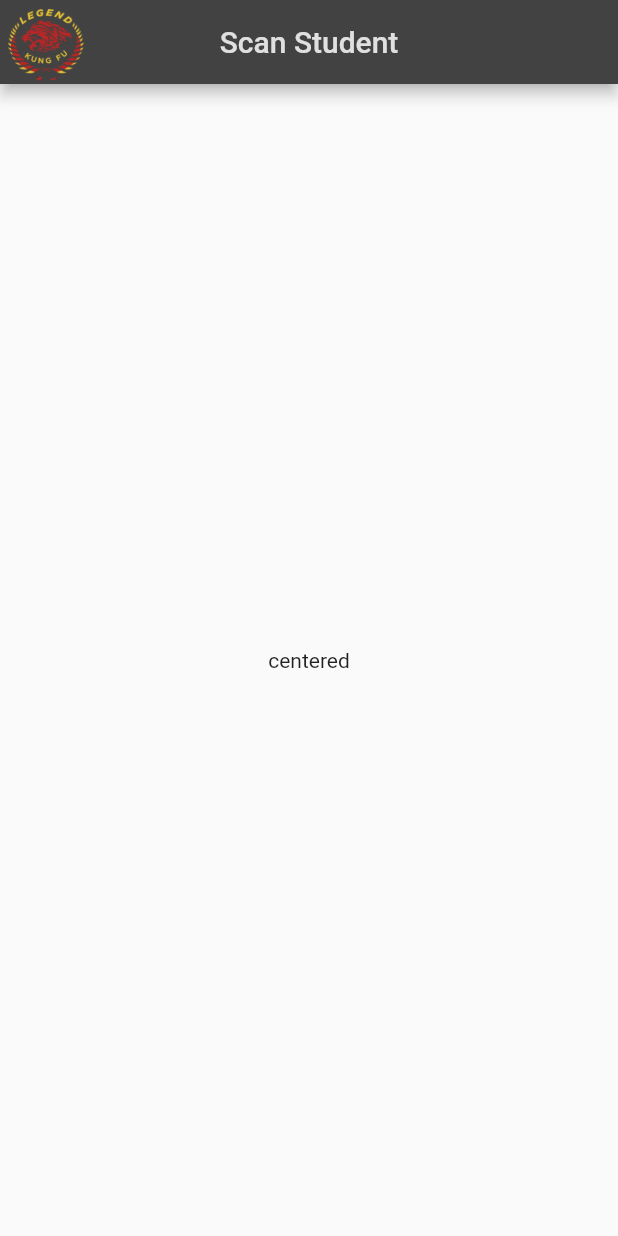
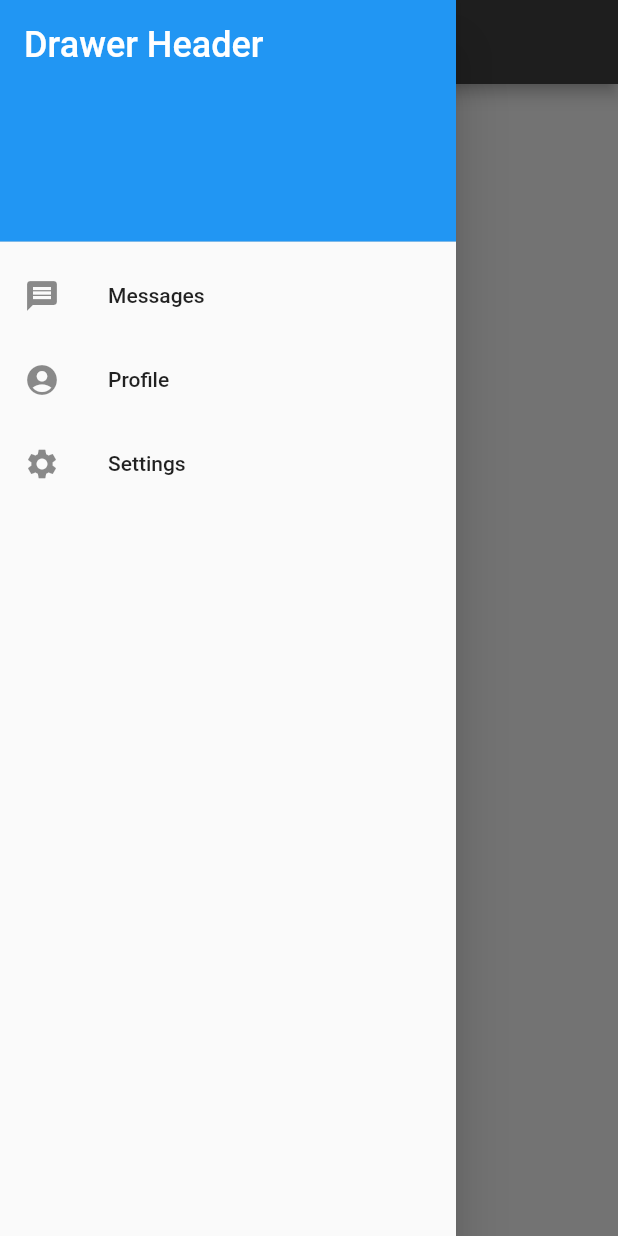
Before and after one commit to Ky-Ng/qr_scan_attendance_app, a Flutter app: the screen it shows after launch, with the side drawer open (before the commit the screen has no drawer), on a phone screen of 412 x 824 dp. Run offline on Flutter 3.47's test engine with Material 2 defaults, Android fonts, the phone set to English and light mode, and no system bars.

```diff
--- a/lib/pages/home.dart
+++ b/lib/pages/home.dart
@@ -14,15 +14,15 @@
   Widget build(BuildContext context) {
     return Scaffold(
       appBar: AppBar(
-        leading: Padding(
-          padding: EdgeInsets.fromLTRB(5.0, 3.0, 0, 2.0),
-          child: CircleAvatar(
-            backgroundColor: Colors.transparent,
-            backgroundImage: AssetImage(
-              'lib/assets/LKF_logo_nowords.png',
-            ),
-          ),
-        ),
+        // leading: Padding(
+        //   padding: EdgeInsets.fromLTRB(5.0, 3.0, 0, 2.0),
+        //   child: CircleAvatar(
+        //     backgroundColor: Colors.transparent,
+        //     backgroundImage: AssetImage(
+        //       'lib/assets/LKF_logo_nowords.png',
+        //     ),
+        //   ),
+        // ),
         title: Text(
           'Scan Student',
           style: DefaultStyle.textStyle,
@@ -30,9 +30,58 @@
         centerTitle: true,
         backgroundColor: DefaultStyle.darkGrey,
       ),
-      body: Center(
-        child: Text('centered'),
-      ),
+      drawer: Drawer(
+          child: ListView(
+        padding: EdgeInsets.zero,
+        children: [
+          DrawerHeader(
+            decoration: BoxDecoration(
+              color: Colors.blue,
+            ),
+            child: Text(
+              'Drawer Header',
+              style: TextStyle(
+                color: Colors.white,
+                fontSize: 24,
+              ),
+            ),
+          ),
+          ListTile(
+            leading: Icon(Icons.message),
+            title: Text('Messages'),
+          ),
+          ListTile(
+            leading: Icon(Icons.account_circle),
+            title: Text('Profile'),
+          ),
+          ListTile(
+            leading: Icon(Icons.settings),
+            title: Text('Settings'),
+          ),
+        ],
+      )),
+      // body: Column(children: [
+      //   MobileScanner(
+      //       allowDuplicates: false,
+      //       onDetect: (barcode, args) {
+      //         if (barcode.rawValue == null) {
+      //           debugPrint('Failed to scan Barcode');
+      //         } else {
+      //           final String code = barcode.rawValue!;
+      //           debugPrint('Barcode found! $code');
+      //         }
+      //       }),
+      // ]));
+      // body: MobileScanner(
+      //     allowDuplicates: false,
+      //     onDetect: (barcode, args) {
+      //       if (barcode.rawValue == null) {
+      //         debugPrint('Failed to scan Barcode');
+      //       } else {
+      //         final String code = barcode.rawValue!;
+      //         debugPrint('Barcode found! $code');
+      //       }
+      //     })
     );
   }
 }
--- a/pubspec.yaml
+++ b/pubspec.yaml
@@ -29,7 +29,7 @@
 dependencies:
   flutter:
     sdk: flutter
-
+  mobile_scanner: ^2.0.0
 
   # The following adds the Cupertino Icons font to your application.
   # Use with the CupertinoIcons class for iOS style icons.
```
Also changed, not shown: lib/pages/example_scanner.dart (added, +68 -0 lines), pubspec.lock, 2 other files.
